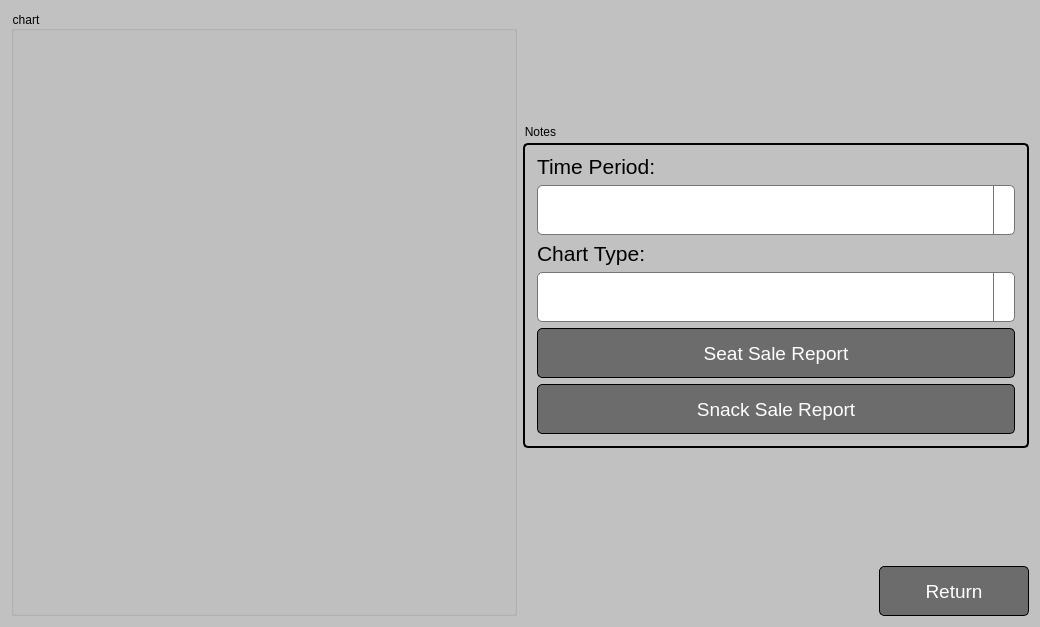
Before: the Qt Designer form ReportPage.ui in JustKoshi/QTCinemaProject, drawn with Qt 5.
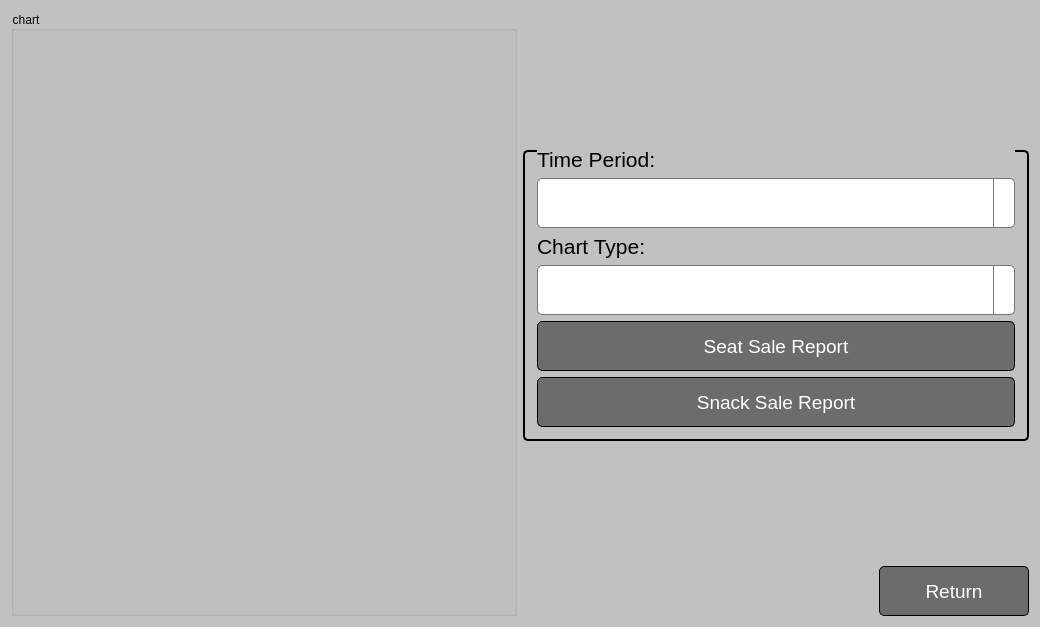
After: the same form once the commit is applied. Icons and pictures are not drawn.

Commit message: ui changes to snacks_sales

The edit to the form file:
```diff
--- a/ReportPage.ui
+++ b/ReportPage.ui
@@ -59,7 +59,7 @@
 }</string>
         </property>
         <property name="title">
-         <string>Notes</string>
+         <string/>
         </property>
         <layout class="QVBoxLayout" name="verticalLayout_2">
          <item>
```
The commit also changes 3 other files.
